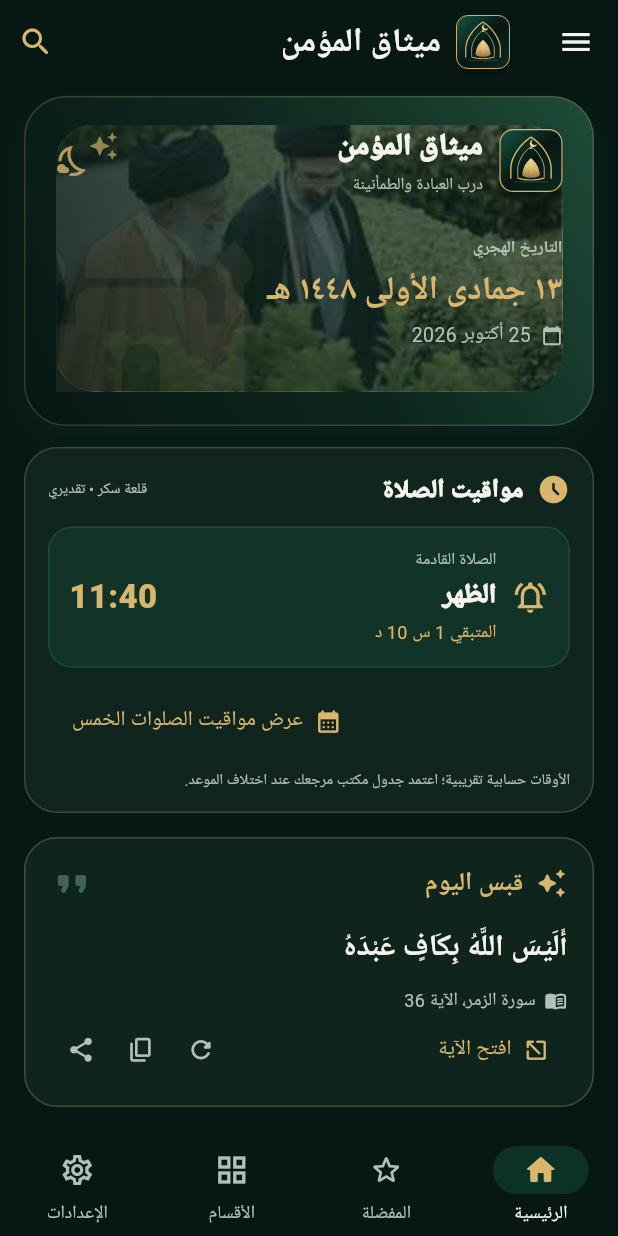
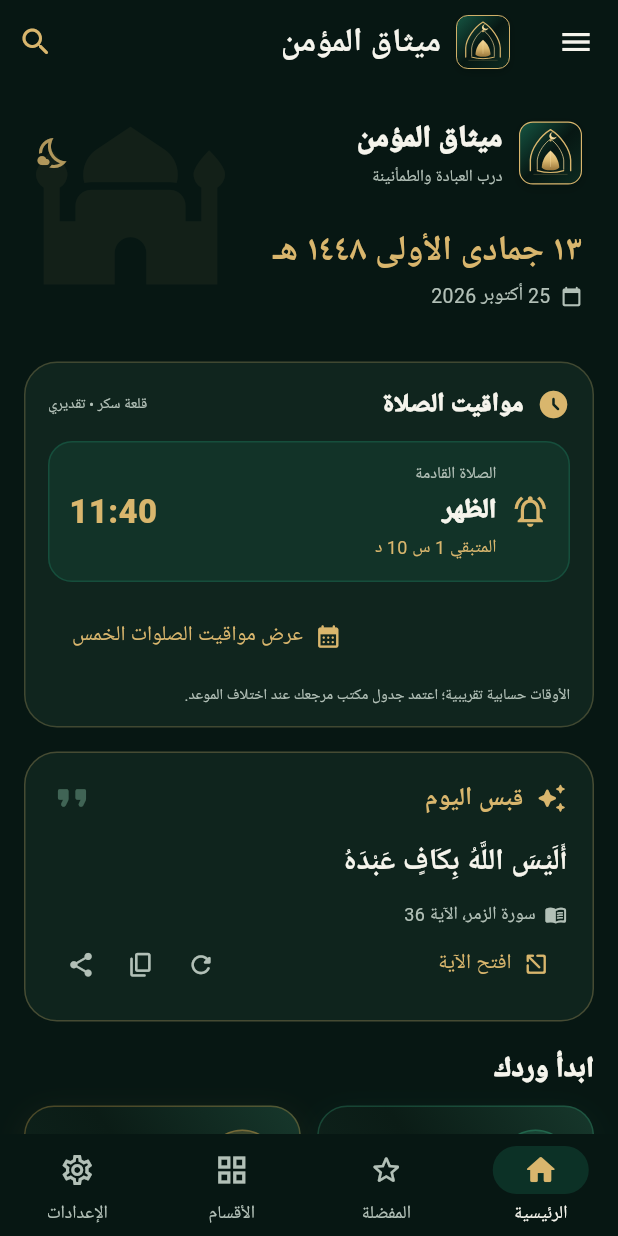
Before and after one commit to loayh523-lab/Mithaq-Al-Mumin-New, a Flutter app: the screen it shows after launch, on a phone screen of 412 x 824 dp. Run offline on Flutter 3.47's test engine with Material 3 defaults, Android fonts, the phone set to English and light mode, and no system bars; our stand-ins replace audioplayers, flutter_compass, flutter_local_notifications, geolocator, share_plus, shared_preferences and 2 more; missing offline and left inert: geomag; Roboto replaces fonts that are missing (Amiri).

Commit message:
Blend Hijri date into the home background without a card

```diff
--- a/lib/main.dart
+++ b/lib/main.dart
@@ -1101,90 +1101,19 @@ class _MainShellState extends State<MainShell> with WidgetsBindingObserver {
     return ListView(
       padding: const EdgeInsets.fromLTRB(16, 8, 16, 28),
       children: [
-        // The two calendars are integrated into the atmospheric home background,
-        // rather than being presented as a separate date card.
-        Container(
-          constraints: const BoxConstraints(minHeight: 220),
-          padding: const EdgeInsets.fromLTRB(20, 18, 20, 22),
-          decoration: BoxDecoration(
-            borderRadius: BorderRadius.circular(28),
-            border: Border.all(
-              color: scheme.secondary.withValues(alpha: isDark ? .22 : .12),
-            ),
-            gradient: LinearGradient(
-              begin: Alignment.topRight,
-              end: Alignment.bottomLeft,
-              colors: isDark
-                  ? const [
-                      Color(0xFF1E4B38),
-                      Color(0xFF0D261D),
-                      Color(0xFF071713),
-                    ]
-                  : const [
-                      Color(0xFFE1EFE2),
-                      Color(0xFFF0F5EC),
-                      Color(0xFFF7F5EF),
-                    ],
-            ),
-            boxShadow: [
-              BoxShadow(
-                color: _emerald.withValues(alpha: isDark ? .11 : .045),
-                blurRadius: 24,
-                offset: const Offset(0, 8),
-              ),
-            ],
-          ),
+        // Transparent date header: the calendar belongs to the page background,
+        // not to a separate card or boxed panel.
+        Padding(
+          padding: const EdgeInsets.fromLTRB(8, 14, 8, 20),
           child: Stack(
             children: [
-              Positioned.fill(
-                child: ClipRRect(
-                  borderRadius: BorderRadius.circular(26),
-                  child: Stack(
-                    fit: StackFit.expand,
-                    children: [
-                      Image.asset(
-                        'assets/images/mithaq_home.jpg',
-                        fit: BoxFit.cover,
-                      ),
-                      DecoratedBox(
-                        decoration: BoxDecoration(
-                          gradient: LinearGradient(
-                            begin: Alignment.topRight,
-                            end: Alignment.bottomLeft,
-                            colors: isDark
-                                ? const [
-                                    Color(0xA8071713),
-                                    Color(0xC00D261D),
-                                    Color(0xE8071713),
-                                  ]
-                                : const [
-                                    Color(0xBDF7F5EF),
-                                    Color(0xCBE1EFE2),
-                                    Color(0xEEF7F5EF),
-                                  ],
-                          ),
-                        ),
-                      ),
-                    ],
-                  ),
-                ),
-              ),
               Positioned(
-                left: -18,
-                bottom: -24,
+                left: 0,
+                bottom: 2,
                 child: Icon(
                   Icons.mosque_rounded,
-                  size: 150,
-                  color: scheme.secondary.withValues(alpha: isDark ? .075 : .09),
-                ),
-              ),
-              Positioned(
-                left: 22,
-                top: 4,
-                child: Icon(
-                  Icons.auto_awesome,
-                  size: 20,
-                  color: scheme.secondary.withValues(alpha: .65),
+                  size: 126,
+                  color: scheme.secondary.withValues(alpha: isDark ? .055 : .07),
                 ),
               ),
               Column(
@@ -1193,7 +1122,7 @@ class _MainShellState extends State<MainShell> with WidgetsBindingObserver {
                   Row(
                     children: [
                       const MithaqBrandMark(size: 42),
-                      SizedBox(width: 11),
+                      const SizedBox(width: 11),
                       Expanded(
                         child: Column(
                           crossAxisAlignment: CrossAxisAlignment.start,
@@ -1201,43 +1130,48 @@ class _MainShellState extends State<MainShell> with WidgetsBindingObserver {
                             Text(
                               'ميثاق المؤمن',
                               style: TextStyle(
-                                color: Theme.of(context).colorScheme.onSurface,
+                                color: scheme.onSurface,
                                 fontSize: 20,
                                 fontWeight: FontWeight.w900,
                                 letterSpacing: .2,
                               ),
                             ),
-                            SizedBox(height: 2),
+                            const SizedBox(height: 2),
                             Text(
                               'درب العبادة والطمأنينة',
-                              style: TextStyle(color: Theme.of(context).colorScheme.onSurfaceVariant, fontSize: 11),
+                              style: TextStyle(
+                                color: scheme.onSurfaceVariant,
+                                fontSize: 11,
+                              ),
                             ),
                           ],
                         ),
                       ),
-                      Icon(Icons.nights_stay_outlined, color: _gold.withValues(alpha: .8)),
+                      Icon(
+                        Icons.nights_stay_outlined,
+                        color: _gold.withValues(alpha: .8),
+                      ),
                     ],
                   ),
-                  SizedBox(height: 26),
-                  Text(
-                    'التاريخ الهجري',
-                    style: TextStyle(color: _themeMuted(context), fontSize: 11, fontWeight: FontWeight.w600),
-                  ),
-                  SizedBox(height: 4),
+                  const SizedBox(height: 24),
                   Text(
                     hijriDateLabel(_now, correction: _hijriCorrection),
                     style: TextStyle(
                       color: scheme.secondary,
-                      fontSize: 22,
+                      fontSize: 23,
                       fontWeight: FontWeight.w800,
-                      height: 1.5,
+                      height: 1.45,
                     ),
                   ),
-                  SizedBox(height: 3),
+                  const SizedBox(height: 4),
                   Row(
                     children: [
-                      Icon(Icons.calendar_today_rounded, size: 14, color: _themeMuted(context)),
-                      SizedBox(width: 7),
+                      Icon(
+                        Icons.calendar_today_rounded,
+                        size: 14,
+                        color: _themeMuted(context),
+                      ),
+                      const SizedBox(width: 7),
                       Text(
                         _gregorianLabel(_now),
                         style: TextStyle(
@@ -1248,27 +1182,27 @@ class _MainShellState extends State<MainShell> with WidgetsBindingObserver {
                     ],
                   ),
                   if (occasion != null) ...[
-                    SizedBox(height: 12),
-                    Container(
-                      padding: const EdgeInsets.symmetric(horizontal: 11, vertical: 7),
-                      decoration: BoxDecoration(
-                        color: _gold.withValues(alpha: .10),
-                        borderRadius: BorderRadius.circular(12),
-                        border: Border.all(color: _gold.withValues(alpha: .18)),
-                      ),
-                      child: Row(
-                        mainAxisSize: MainAxisSize.min,
-                        children: [
-                          Icon(Icons.event_available_rounded, size: 15, color: _gold),
-                          SizedBox(width: 7),
-                          Flexible(
-                            child: Text(
-                              occasion,
-                              style: TextStyle(color: scheme.secondary, fontSize: 12),
+                    const SizedBox(height: 10),
+                    Row(
+                      crossAxisAlignment: CrossAxisAlignment.start,
+                      children: [
+                        Icon(
+                          Icons.event_available_rounded,
+                          size: 16,
+                          color: _gold,
+                        ),
+                        const SizedBox(width: 7),
+                        Expanded(
+                          child: Text(
+                            occasion,
+                            style: TextStyle(
+                              color: scheme.secondary,
+                              fontSize: 12,
+                              fontWeight: FontWeight.w600,
                             ),
                           ),
-                        ],
-                      ),
+                        ),
+                      ],
                     ),
                   ],
                 ],
```
